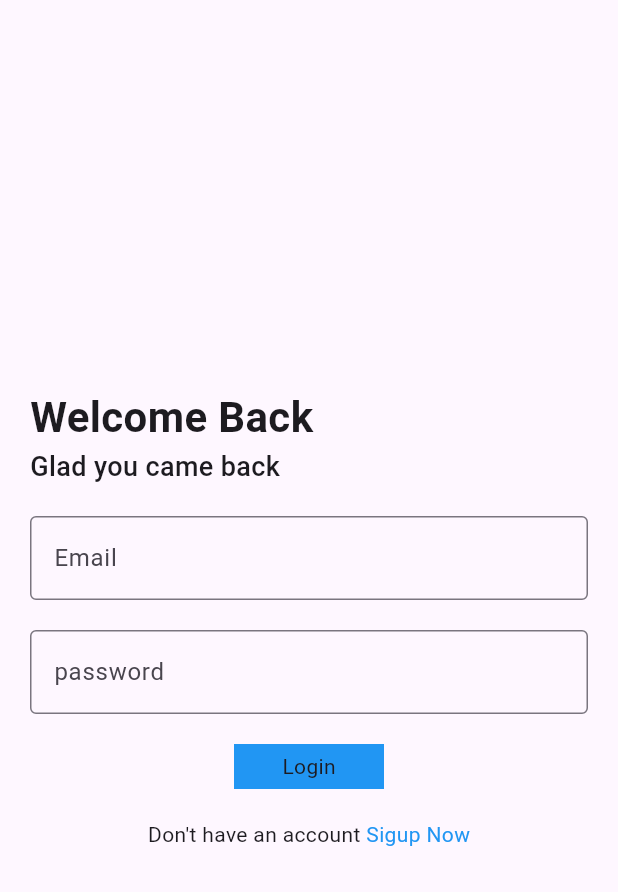
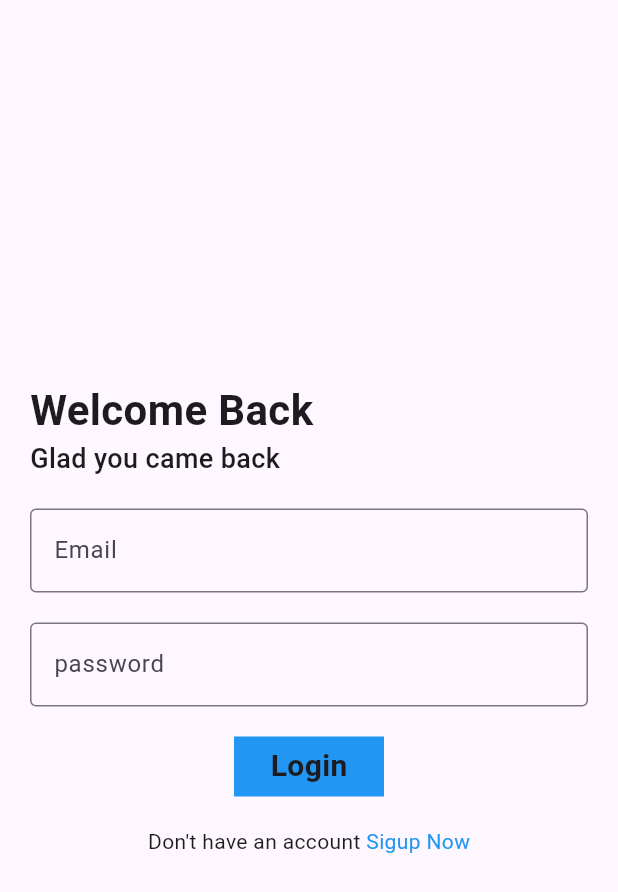
Before and after one commit to hunter13012004/Talkster, a Flutter app: the screen it shows after launch, after a tap on "Login", on a phone screen of 412 x 824 dp. Shown: the top 892 px of the screen. Run offline on Flutter 3.47's test engine with Material 3 defaults, Android fonts, the phone set to English and light mode, and no system bars; our stand-ins replace cloud_firestore, firebase_auth, firebase_core, firebase_storage, get, image_picker; accounts and stored records are empty; network calls fail.

Commit message:
third commit

```diff
--- a/lib/Screens/login_page.dart
+++ b/lib/Screens/login_page.dart
@@ -71,7 +71,9 @@ Widget _buildUi() {
                 },
                 child: Text(
                   'Sigup Now',
-                  style: TextStyle(color: Colors.blue),
+                  style: TextStyle(
+                    color: Colors.blue,
+                  ),
                 ),
               )
             ],
@@ -90,9 +92,13 @@ Widget _Submitbutton() {
     child: Center(
       child: Container(
         width: 100,
-        height: 30,
+        height: 40,
         decoration: BoxDecoration(color: Colors.blue),
-        child: Center(child: Text('Login')),
+        child: Center(
+            child: Text(
+          'Login',
+          style: TextStyle(fontWeight: FontWeight.bold, fontSize: 20),
+        )),
       ),
     ),
   );
--- a/lib/controllers/authcontroller.dart
+++ b/lib/controllers/authcontroller.dart
@@ -23,6 +23,9 @@ class Authcontroller extends GetxController {
     Get.offAll(() => Homepage());
     if (userCredential != null) {
       user = userCredential.user;
+
+      emailcontroller.clear();
+      passwordcontroller.clear();
     } else {
       return null;
     }
@@ -39,6 +42,10 @@ class Authcontroller extends GetxController {
     if (userCredential != null) {
       user = userCredential.user;
       Get.offAll(() => Homepage());
+
+      emailcontroller.clear();
+      passwordcontroller.clear();
+      namecontroller.clear();
     } else {
       return null;
     }
--- a/lib/main.dart
+++ b/lib/main.dart
@@ -19,6 +19,7 @@ class MyApp extends StatelessWidget {
   @override
   Widget build(BuildContext context) {
     return GetMaterialApp(
+        debugShowCheckedModeBanner: false,
         title: 'Talkster',
         theme: ThemeData(
           colorScheme: ColorScheme.fromSeed(seedColor: Colors.deepPurple),
```
Also changed, not shown: lib/Screens/homepage.dart (+12 -4 lines).
